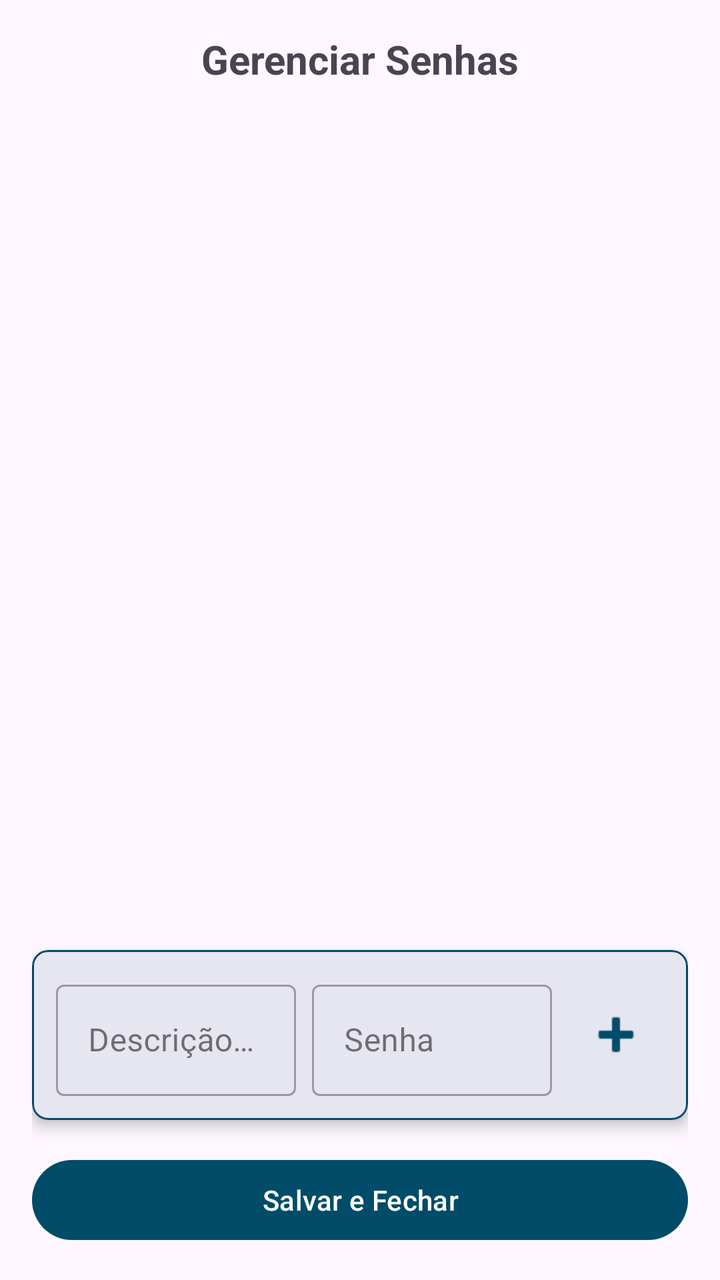
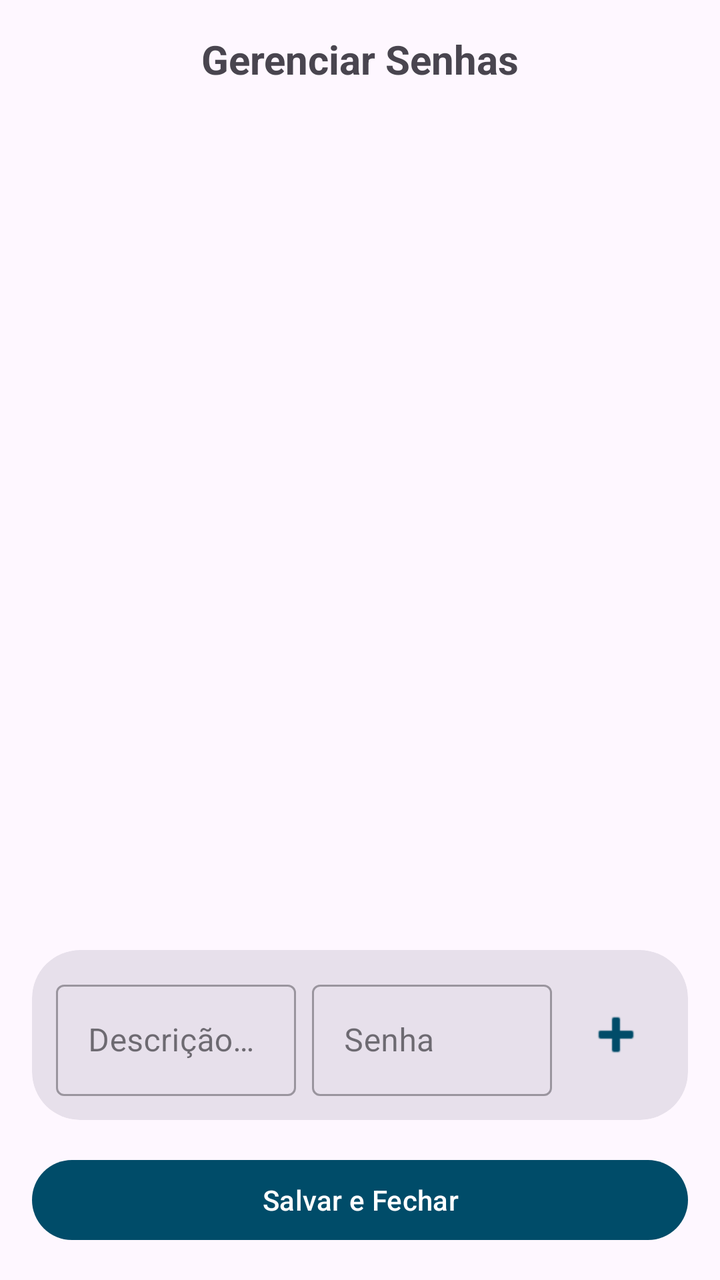

Screens rendered from an Android XML layout before and after an edit, with the pre-edit source and the edit as a unified diff.
<!-- AndroidManifest.xml: application theme AppTheme -->
<!-- res/layout/dialog_gerenciar_senhas.xml -->
<?xml version="1.0" encoding="utf-8"?>
<LinearLayout xmlns:android="http://schemas.android.com/apk/res/android"
    xmlns:app="http://schemas.android.com/apk/res-auto"
    android:layout_width="match_parent"
    android:layout_height="match_parent"
    android:orientation="vertical"
    android:padding="16dp">

    <TextView
        android:id="@+id/TvDialogTitle"
        android:layout_width="match_parent"
        android:layout_height="wrap_content"
        android:text="Gerenciar Senhas"
        android:textSize="20sp"
        android:textStyle="bold"
        android:layout_marginBottom="16dp"
        android:gravity="center" />

    <androidx.recyclerview.widget.RecyclerView
        android:id="@+id/RvSenhas"
        android:layout_width="match_parent"
        android:layout_height="0dp"
        android:layout_weight="1"
        android:minHeight="150dp"
        android:scrollbars="vertical" />

    <TextView
        android:id="@+id/TvSenhasEmpty"
        android:layout_width="match_parent"
        android:layout_height="wrap_content"
        android:text="Nenhuma senha armazenada ainda."
        android:gravity="center"
        android:visibility="gone"
        android:layout_marginTop="16dp"
        android:layout_marginBottom="16dp" />

    <com.google.android.material.card.MaterialCardView
        android:layout_width="match_parent"
        android:layout_height="wrap_content"
        android:layout_marginTop="16dp"
        app:cardCornerRadius="8dp"
        app:cardElevation="4dp"
        app:strokeWidth="1dp"
        app:strokeColor="?attr/colorPrimary">

        <LinearLayout
            android:layout_width="match_parent"
            android:layout_height="wrap_content"
            android:orientation="horizontal"
            android:padding="12dp"
            android:gravity="center_vertical">

            <com.google.android.material.textfield.TextInputLayout
                android:layout_width="0dp"
                android:layout_height="wrap_content"
                android:layout_weight="1"
                android:hint="Descrição (ex: BIOS)"
                style="@style/Widget.MaterialComponents.TextInputLayout.OutlinedBox">

                <com.google.android.material.textfield.TextInputEditText
                    android:id="@+id/EdtDescricaoSenha"
                    android:layout_width="match_parent"
                    android:layout_height="wrap_content"
                    android:singleLine="true" />

            </com.google.android.material.textfield.TextInputLayout>

            <com.google.android.material.textfield.TextInputLayout
                android:layout_width="0dp"
                android:layout_height="wrap_content"
                android:layout_weight="1"
                android:layout_marginStart="8dp"
                android:hint="Senha"
                style="@style/Widget.MaterialComponents.TextInputLayout.OutlinedBox">

                <com.google.android.material.textfield.TextInputEditText
                    android:id="@+id/EdtValorSenha"
                    android:layout_width="match_parent"
                    android:layout_height="wrap_content"
                    android:singleLine="true" />

            </com.google.android.material.textfield.TextInputLayout>

            <ImageButton
                android:id="@+id/BtnAddSenha"
                android:layout_width="48dp"
                android:layout_height="48dp"
                android:layout_marginStart="8dp"
                android:background="?attr/selectableItemBackgroundBorderless"
                app:srcCompat="@android:drawable/ic_input_add"
                app:tint="?attr/colorPrimary"
                android:contentDescription="Adicionar Senha" />

        </LinearLayout>
    </com.google.android.material.card.MaterialCardView>

    <Button
        android:id="@+id/BtnFecharSenhas"
        android:layout_width="match_parent"
        android:layout_height="wrap_content"
        android:layout_marginTop="16dp"
        android:text="Salvar e Fechar" />

</LinearLayout>
<!-- resources referenced by this layout -->
<resources>
  <style name="AppTheme" parent="Theme.Material3.Light">
          <item name="colorPrimary">@color/md_theme_primary</item>
          <item name="colorOnPrimary">@color/md_theme_onPrimary</item>
          <item name="colorPrimaryContainer">@color/md_theme_primaryContainer</item>
          <item name="colorOnPrimaryContainer">@color/md_theme_onPrimaryContainer</item>
          <item name="colorSecondary">@color/md_theme_secondary</item>
          <item name="colorOnSecondary">@color/md_theme_onSecondary</item>
          <item name="colorSecondaryContainer">@color/md_theme_secondaryContainer</item>
          <item name="colorOnSecondaryContainer">@color/md_theme_onSecondaryContainer</item>
          <item name="colorTertiary">@color/md_theme_tertiary</item>
          <item name="colorOnTertiary">@color/md_theme_onTertiary</item>
          <item name="colorTertiaryContainer">@color/md_theme_tertiaryContainer</item>
          <item name="colorOnTertiaryContainer">@color/md_theme_onTertiaryContainer</item>
          <item name="colorError">@color/md_theme_error</item>
          <item name="colorOnError">@color/md_theme_onError</item>
          <item name="colorErrorContainer">@color/md_theme_errorContainer</item>
          <item name="colorOnErrorContainer">@color/md_theme_onErrorContainer</item>
          <item name="android:colorBackground">@color/md_theme_background</item>
          <item name="colorOnBackground">@color/md_theme_onBackground</item>
          <item name="colorSurface">@color/md_theme_surface</item>
          <item name="colorOnSurface">@color/md_theme_onSurface</item>
          <item name="colorSurfaceVariant">@color/md_theme_surfaceVariant</item>
          <item name="colorOnSurfaceVariant">@color/md_theme_onSurfaceVariant</item>
          <item name="colorOutline">@color/md_theme_outline</item>
          <item name="colorOutlineVariant">@color/md_theme_outlineVariant</item>
          <item name="colorSurfaceInverse">@color/md_theme_inverseSurface</item>
          <item name="colorOnSurfaceInverse">@color/md_theme_inverseOnSurface</item>
          <item name="colorPrimaryInverse">@color/md_theme_inversePrimary</item>
          <item name="glassColor">@color/md_theme_surfaceContainer_glass</item>
      </style>
  <color name="md_theme_primary">#6750A4</color>
  <color name="md_theme_onPrimary">#FFFFFF</color>
  <color name="md_theme_primaryContainer">#EADDFF</color>
  <color name="md_theme_onPrimaryContainer">#21005D</color>
  <color name="md_theme_secondary">#625B71</color>
  <color name="md_theme_onSecondary">#FFFFFF</color>
  <color name="md_theme_secondaryContainer">#E8DEF8</color>
  <color name="md_theme_onSecondaryContainer">#1D192B</color>
  <color name="md_theme_tertiary">#7E525D</color>
  <color name="md_theme_onTertiary">#FFFFFF</color>
  <color name="md_theme_tertiaryContainer">#FFD9E1</color>
  <color name="md_theme_onTertiaryContainer">#31101B</color>
  <color name="md_theme_error">#BA1A1A</color>
  <color name="md_theme_onError">#FFFFFF</color>
  <color name="md_theme_errorContainer">#FFDAD6</color>
  <color name="md_theme_onErrorContainer">#410002</color>
  <color name="md_theme_background">#FEF7FF</color>
  <color name="md_theme_onBackground">#1D1B20</color>
  <color name="md_theme_surface">#FEF7FF</color>
  <color name="md_theme_onSurface">#1D1B20</color>
  <color name="md_theme_surfaceVariant">#E7E0EB</color>
  <color name="md_theme_onSurfaceVariant">#49454E</color>
  <color name="md_theme_outline">#7A757F</color>
  <color name="md_theme_outlineVariant">#CBC4CF</color>
  <color name="md_theme_inverseSurface">#322F35</color>
  <color name="md_theme_inverseOnSurface">#F5EFF7</color>
  <color name="md_theme_inversePrimary">#D3BCFD</color>
  <color name="md_theme_surfaceContainer_glass">#F2ECF4</color>
</resources>

<!-- the commit's change to res/layout/dialog_gerenciar_senhas.xml (unified diff, before → after) -->
@@ -37,11 +37,11 @@
     <com.google.android.material.card.MaterialCardView
         android:layout_width="match_parent"
         android:layout_height="wrap_content"
-        android:layout_marginTop="16dp"
-        app:cardCornerRadius="8dp"
-        app:cardElevation="4dp"
-        app:strokeWidth="1dp"
-        app:strokeColor="?attr/colorPrimary">
+        android:layout_marginTop="8dp"
+        app:cardCornerRadius="24dp"
+        app:cardElevation="0dp"
+        app:strokeWidth="0dp"
+        app:cardBackgroundColor="?attr/colorSurfaceVariant">
 
         <LinearLayout
             android:layout_width="match_parent"
